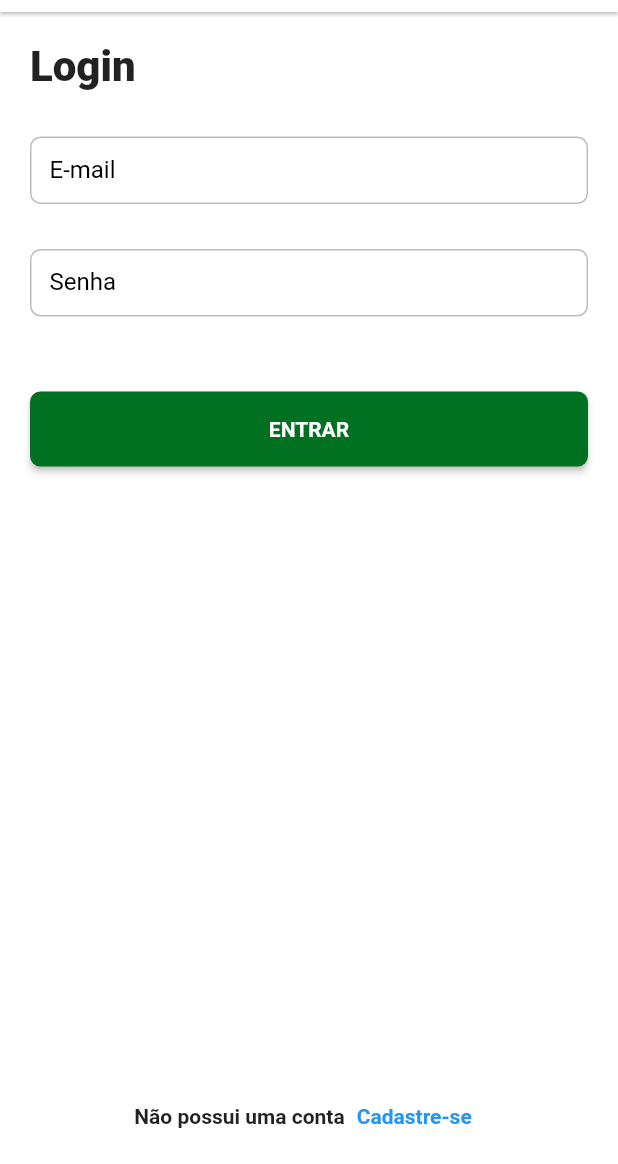
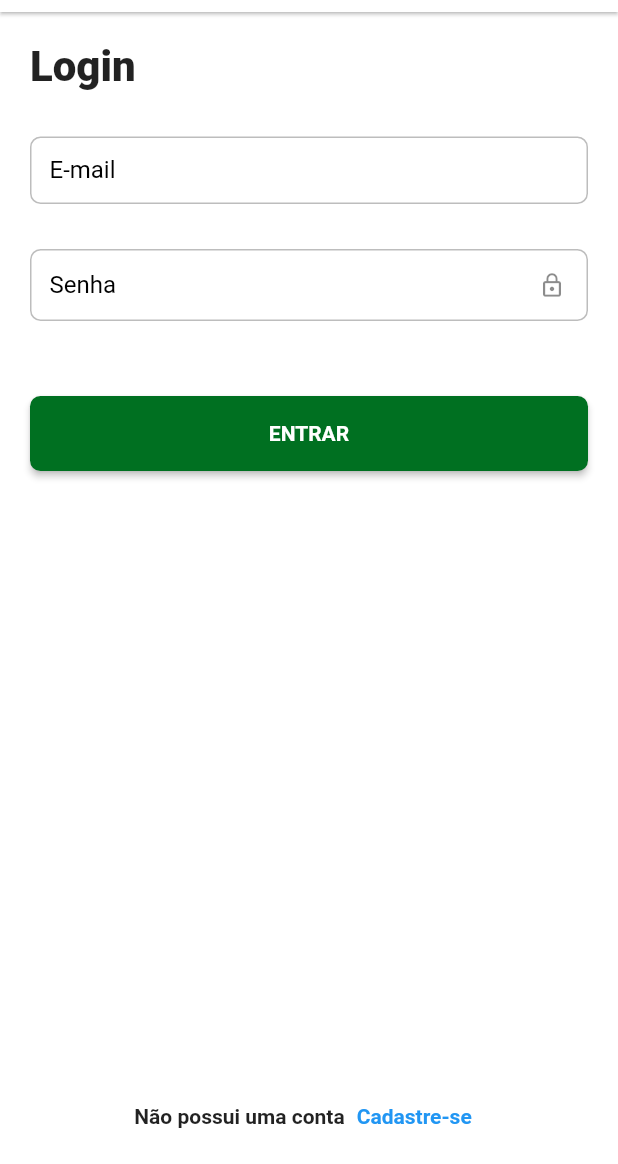
Before and after one commit to ezequiasmelo/dw9-delivery, a Flutter app: the LoginPage screen opened by its route, on a phone screen of 412 x 824 dp, the part 72-1236 px from its top. Run offline on Flutter 3.47's test engine with Material 2 defaults, Android fonts, the phone set to English and light mode, and no system bars; our stand-ins replace auto_size_text, bloc, dio, equatable, flutter_bloc, loading_animation_widget and 3 more; missing offline and left inert: flutter_awesome_select, match, validatorless; accounts and stored records are empty; Roboto replaces fonts that are missing (mplus1).

Commit message:
adicionado o toggle para mostrar ou ocultar no campo

```diff
--- a/dw9_delivery_app/lib/app/pages/auth/login/login_page.dart
+++ b/dw9_delivery_app/lib/app/pages/auth/login/login_page.dart
@@ -20,6 +20,7 @@ class _LoginPageState extends BaseState<LoginPage, LoginController> {
   final formKey = GlobalKey<FormState>();
   final emailEC = TextEditingController();
   final passwordEC = TextEditingController();
+  var showPassword = false;
 
   @override
   void dispose() {
@@ -83,15 +84,29 @@ class _LoginPageState extends BaseState<LoginPage, LoginController> {
                       const SizedBox(
                         height: 30,
                       ),
-                      TextFormField(
-                        decoration: const InputDecoration(
+                      StatefulBuilder(
+                        builder: (context, setState) {
+                          return TextFormField(
+                            decoration: InputDecoration(
                               labelText: 'Senha',
+                              suffixIcon: IconButton(
+                                onPressed: () {
+                                  setState(() {
+                                    showPassword = !showPassword;
+                                  });
+                                },
+                                icon: Icon(showPassword
+                                    ? Icons.lock_open
+                                    : Icons.lock_outline),
                               ),
-                        obscureText: true,
+                            ),
+                            obscureText: !showPassword,
                             controller: passwordEC,
                             validator: Validatorless.multiple([
                               Validatorless.required('Senha obrigatória'),
                             ]),
+                          );
+                        },
                       ),
                       const SizedBox(
                         height: 50,
--- a/dw9_delivery_app/lib/app/pages/order/order_page.dart
+++ b/dw9_delivery_app/lib/app/pages/order/order_page.dart
@@ -1,5 +1,4 @@
 import 'package:dw9_delivery_app/app/core/extensions/formatter_extension.dart';
-import 'package:dw9_delivery_app/app/core/ui/styles/colors_app.dart';
 import 'package:dw9_delivery_app/app/core/ui/styles/text_styles.dart';
 import 'package:dw9_delivery_app/app/core/ui/widgets/delivery_appbar.dart';
 import 'package:dw9_delivery_app/app/core/ui/widgets/delivery_button.dart';
```
Lines whose indentation alone changed are shown as unchanged.
